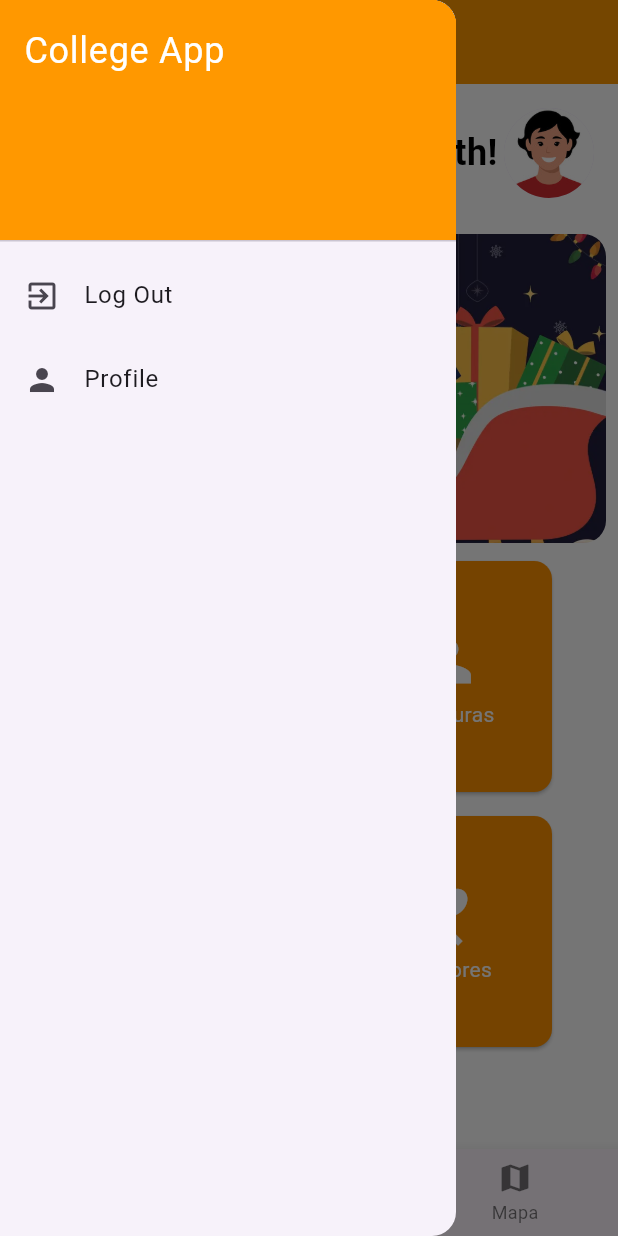
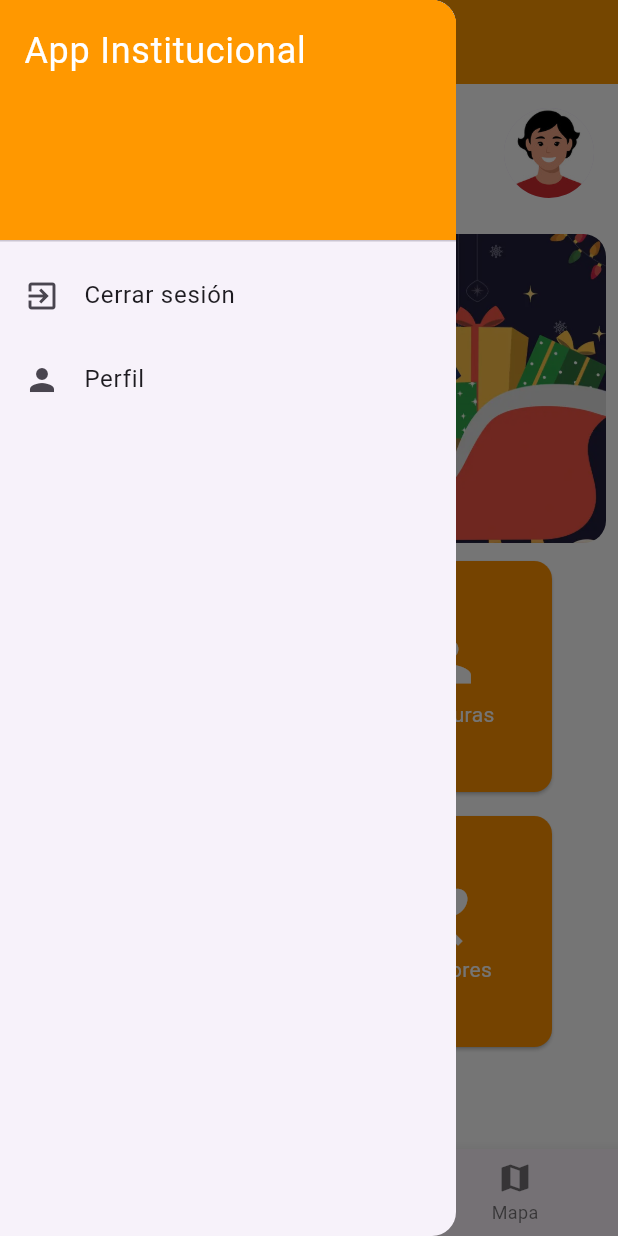
Before and after one commit to pab1s/ETSIIT-info-app, a Flutter app: the HomePage screen opened directly, with the side drawer open, on a phone screen of 412 x 824 dp. Run offline on Flutter 3.47's test engine with Material 3 defaults, Android fonts, the phone set to English and light mode, and no system bars; our stand-ins replace carousel_slider, flutter_map, geolocator, latlong2, pedometer, permission_handler and 2 more; missing offline and left inert: light, syncfusion_flutter_core.

Commit message:
cambio el idioma a castellano

```diff
--- a/lib/pages/home_page.dart
+++ b/lib/pages/home_page.dart
@@ -126,7 +126,7 @@ class _HomePageState extends State<HomePage> {
                 children: <Widget>[
                   Expanded(
                     child: Text(
-                      'Bienvenido, Jonathan Smith!',
+                      'Bienvenido, Jonathan!',
                       style: TextStyle(
                         fontSize: 24,
                         fontWeight: FontWeight.bold,
--- a/lib/pages/login_page.dart
+++ b/lib/pages/login_page.dart
@@ -59,7 +59,7 @@ class _LoginPageState extends State<LoginPage> {
     }
 
     return Scaffold(
-      appBar: const TopBar(title: "Login"),
+      appBar: const TopBar(title: "Iniciar sesión"),
       body: Padding(
         padding: const EdgeInsets.all(16.0),
         child: Column(
@@ -87,7 +87,7 @@ class _LoginPageState extends State<LoginPage> {
               style: ElevatedButton.styleFrom(
                 backgroundColor: AppColors.primary,
               ),
-              child: const Text('Login'),
+              child: const Text('Iniciar sesión'),
             ),
             TextButton(
               onPressed: () {
--- a/lib/widgets/bottom_bar.dart
+++ b/lib/widgets/bottom_bar.dart
@@ -19,7 +19,7 @@ class BottomBar extends StatelessWidget {
       items: const <BottomNavigationBarItem>[
         BottomNavigationBarItem(
           icon: Icon(Icons.home),
-          label: 'Home',
+          label: 'Inicio',
         ),
         BottomNavigationBarItem(
           icon: Icon(Icons.qr_code),
@@ -27,7 +27,7 @@ class BottomBar extends StatelessWidget {
         ),
         BottomNavigationBarItem(
           icon: Icon(Icons.map),
-          label: 'Map',
+          label: 'Mapa',
         ),
       ],
       selectedItemColor: AppColors.primary,
--- a/lib/widgets/side_bar.dart
+++ b/lib/widgets/side_bar.dart
@@ -17,7 +17,7 @@ class SideBar extends StatelessWidget {
               color: AppColors.primary,
             ),
             child: Text(
-              'College App',
+              'App Institucional',
               style: TextStyle(
                 color: Colors.white,
                 fontSize: 24,
@@ -26,7 +26,7 @@ class SideBar extends StatelessWidget {
           ),
           ListTile(
             leading: const Icon(Icons.exit_to_app),
-            title: const Text('Log Out'),
+            title: const Text('Cerrar sesión'),
             onTap: () {
               Navigator.push(
                 context,
@@ -38,7 +38,7 @@ class SideBar extends StatelessWidget {
           ),
           ListTile(
             leading: const Icon(Icons.person),
-            title: const Text('Profile'),
+            title: const Text('Perfil'),
             onTap: () {
               Navigator.push(
                 context,
```
